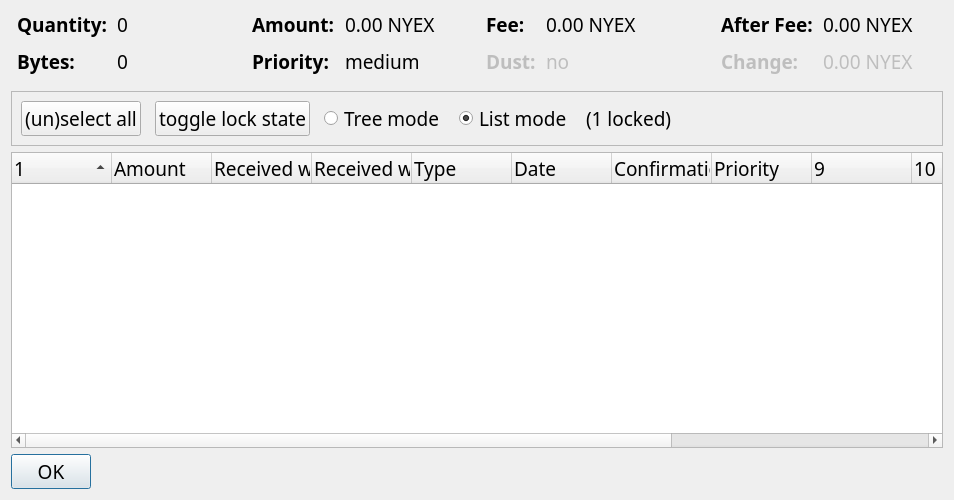
The window that src/qt/forms/coincontroldialog.ui (nyerium-core/nyerium) describes before a commit, drawn with Qt 5.
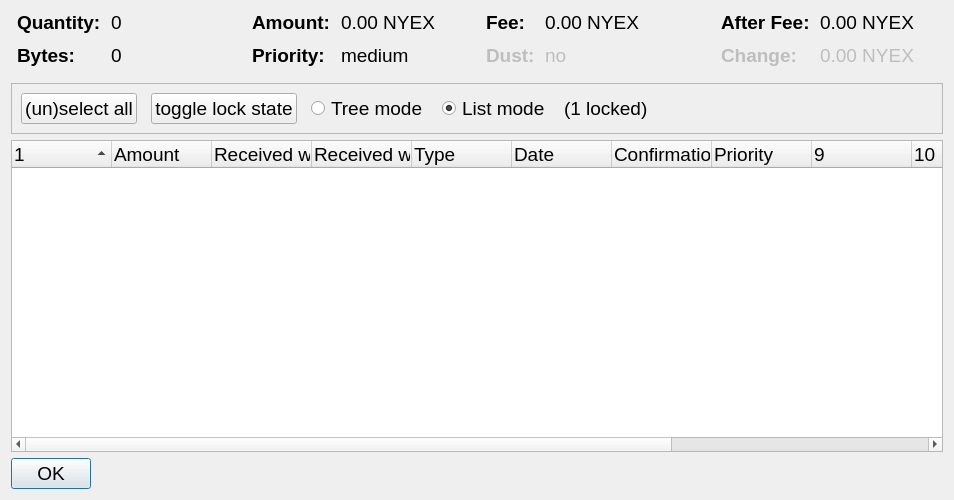
The same window after the commit. Custom widgets are drawn as their Qt base class.

Patch:
```diff
--- a/src/qt/forms/coincontroldialog.ui
+++ b/src/qt/forms/coincontroldialog.ui
@@ -12,7 +12,7 @@
   </property>
   <property name="font">
    <font>
-    <family>Ara Hamah 1982</family>
+    
     <pointsize>14</pointsize>
    </font>
   </property>
@@ -46,7 +46,7 @@
         <widget class="QLabel" name="labelCoinControlQuantityText">
          <property name="font">
           <font>
-           <family>Ara Hamah 1982</family>
+           
            <pointsize>14</pointsize>
            <weight>75</weight>
            <bold>true</bold>
@@ -61,7 +61,7 @@
         <widget class="QLabel" name="labelCoinControlQuantity">
          <property name="font">
           <font>
-           <family>Ara Hamah 1982</family>
+           
            <pointsize>14</pointsize>
           </font>
          </property>
@@ -83,7 +83,7 @@
         <widget class="QLabel" name="labelCoinControlBytesText">
          <property name="font">
           <font>
-           <family>Ara Hamah 1982</family>
+           
            <pointsize>14</pointsize>
            <weight>75</weight>
            <bold>true</bold>
@@ -98,7 +98,7 @@
         <widget class="QLabel" name="labelCoinControlBytes">
          <property name="font">
           <font>
-           <family>Ara Hamah 1982</family>
+           
            <pointsize>14</pointsize>
           </font>
          </property>
@@ -136,7 +136,7 @@
         <widget class="QLabel" name="labelCoinControlAmountText">
          <property name="font">
           <font>
-           <family>Ara Hamah 1982</family>
+           
            <pointsize>14</pointsize>
            <weight>75</weight>
            <bold>true</bold>
@@ -151,7 +151,7 @@
         <widget class="QLabel" name="labelCoinControlAmount">
          <property name="font">
           <font>
-           <family>Ara Hamah 1982</family>
+           
            <pointsize>14</pointsize>
           </font>
          </property>
@@ -173,7 +173,7 @@
         <widget class="QLabel" name="labelCoinControlPriorityText">
          <property name="font">
           <font>
-           <family>Ara Hamah 1982</family>
+           
            <pointsize>14</pointsize>
            <weight>75</weight>
            <bold>true</bold>
@@ -188,7 +188,7 @@
         <widget class="QLabel" name="labelCoinControlPriority">
          <property name="font">
           <font>
-           <family>Ara Hamah 1982</family>
+           
            <pointsize>14</pointsize>
           </font>
          </property>
@@ -226,7 +226,7 @@
         <widget class="QLabel" name="labelCoinControlFeeText">
          <property name="font">
           <font>
-           <family>Ara Hamah 1982</family>
+           
            <pointsize>14</pointsize>
            <weight>75</weight>
            <bold>true</bold>
@@ -241,7 +241,7 @@
         <widget class="QLabel" name="labelCoinControlFee">
          <property name="font">
           <font>
-           <family>Ara Hamah 1982</family>
+           
            <pointsize>14</pointsize>
           </font>
          </property>
@@ -266,7 +266,7 @@
          </property>
          <property name="font">
           <font>
-           <family>Ara Hamah 1982</family>
+           
            <pointsize>14</pointsize>
            <weight>75</weight>
            <bold>true</bold>
@@ -284,7 +284,7 @@
          </property>
          <property name="font">
           <font>
-           <family>Ara Hamah 1982</family>
+           
            <pointsize>14</pointsize>
           </font>
          </property>
@@ -322,7 +322,7 @@
         <widget class="QLabel" name="labelCoinControlAfterFeeText">
          <property name="font">
           <font>
-           <family>Ara Hamah 1982</family>
+           
            <pointsize>14</pointsize>
            <weight>75</weight>
            <bold>true</bold>
@@ -337,7 +337,7 @@
         <widget class="QLabel" name="labelCoinControlAfterFee">
          <property name="font">
           <font>
-           <family>Ara Hamah 1982</family>
+           
            <pointsize>14</pointsize>
           </font>
          </property>
@@ -362,7 +362,7 @@
          </property>
          <property name="font">
           <font>
-           <family>Ara Hamah 1982</family>
+           
            <pointsize>14</pointsize>
            <weight>75</weight>
            <bold>true</bold>
@@ -380,7 +380,7 @@
          </property>
          <property name="font">
           <font>
-           <family>Ara Hamah 1982</family>
+           
            <pointsize>14</pointsize>
           </font>
          </property>
@@ -411,8 +411,7 @@
       </size>
      </property>
      <property name="font">
-      <font>
-       <family>Ara Hamah 1982</family>
+   <font>
        <pointsize>14</pointsize>
       </font>
      </property>
@@ -438,7 +437,7 @@
           </property>
           <property name="font">
            <font>
-            <family>Ara Hamah 1982</family>
+            
             <pointsize>14</pointsize>
            </font>
           </property>
@@ -460,7 +459,7 @@
           </property>
           <property name="font">
            <font>
-            <family>Ara Hamah 1982</family>
+            
             <pointsize>14</pointsize>
            </font>
           </property>
@@ -482,7 +481,7 @@
           </property>
           <property name="font">
            <font>
-            <family>Ara Hamah 1982</family>
+            
             <pointsize>14</pointsize>
            </font>
           </property>
@@ -501,7 +500,7 @@
           </property>
           <property name="font">
            <font>
-            <family>Ara Hamah 1982</family>
+            
             <pointsize>14</pointsize>
            </font>
           </property>
@@ -517,7 +516,7 @@
          <widget class="QLabel" name="labelLocked">
           <property name="font">
            <font>
-            <family>Ara Hamah 1982</family>
+            
             <pointsize>14</pointsize>
            </font>
           </property>
@@ -530,7 +529,7 @@
          <spacer name="horizontalSpacer">
           <property name="font">
            <font>
-            <family>Ara Hamah 1982</family>
+            
             <pointsize>14</pointsize>
            </font>
           </property>
@@ -553,8 +552,7 @@
    <item>
     <widget class="CoinControlTreeWidget" name="treeWidget">
      <property name="font">
-      <font>
-       <family>Ara Hamah 1982</family>
+   <font>
        <pointsize>14</pointsize>
       </font>
      </property>
@@ -652,8 +650,7 @@
       </sizepolicy>
      </property>
      <property name="font">
-      <font>
-       <family>Ara Hamah 1982</family>
+   <font>
        <pointsize>14</pointsize>
       </font>
      </property>
```
